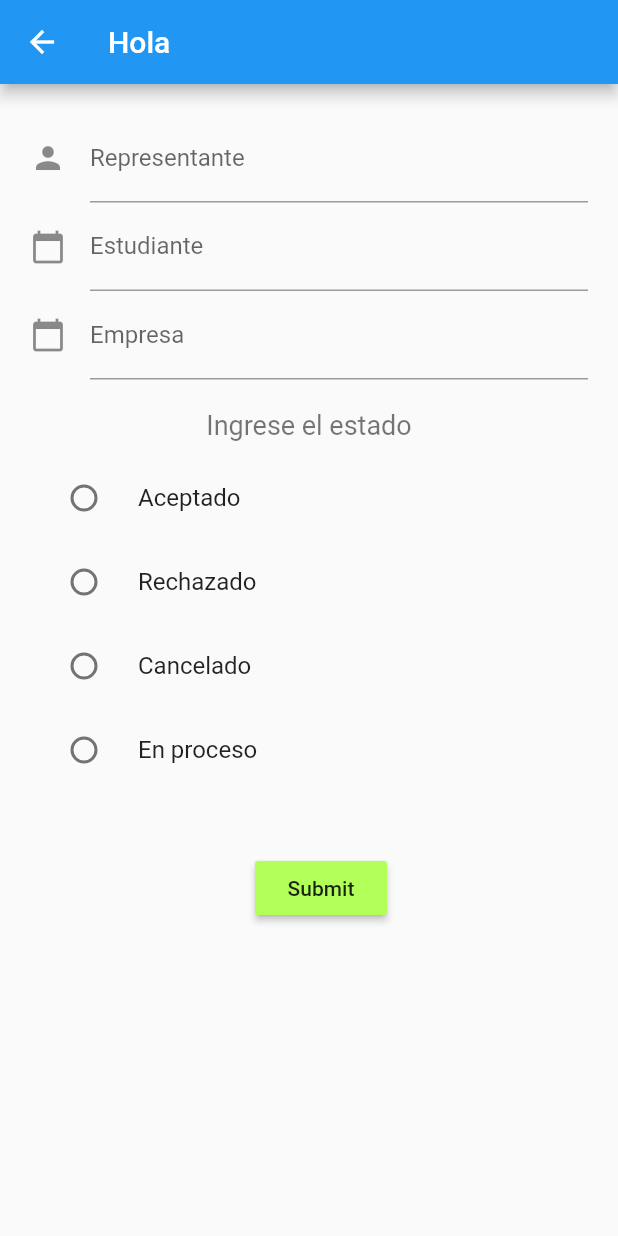
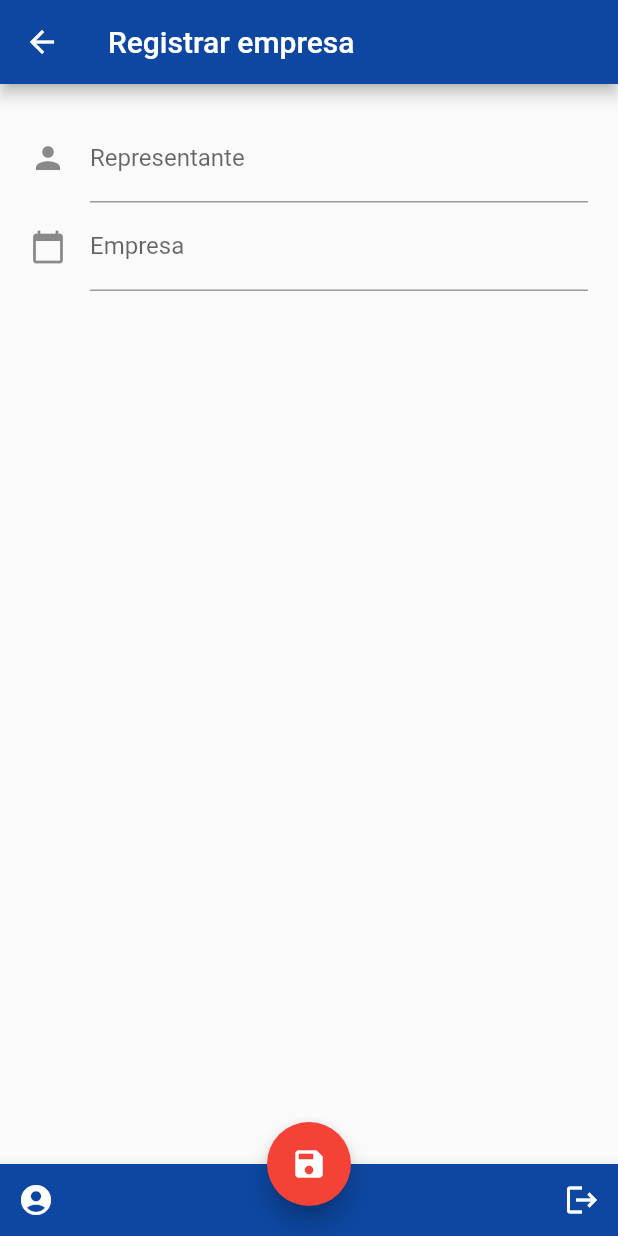
Before and after one commit to Free-Code-Team/practicasPreProfesionalesFlutter, a Flutter app: the SolicitudHome screen opened by its route, after a tap on the "add" icon, on a phone screen of 412 x 824 dp. Run offline on Flutter 3.47's test engine with Material 2 defaults, Android fonts, the phone set to English and light mode, and no system bars; our stand-ins replace bloc, cloud_firestore, dropdown_search, email_validator, equatable, firebase_auth and 3 more; accounts and stored records are empty; network calls fail.

Commit message:
agregando solicitud

```diff
--- a/lib/ui/admin/drawer_admin.dart
+++ b/lib/ui/admin/drawer_admin.dart
@@ -76,29 +76,11 @@ class DrawerAdmin extends StatelessWidget {
                   ),
                   ListTile(
                     leading: const Icon(
-                      Icons.account_box,
-                    ),
-                    title: const Text('Estudiantes'),
-                    onTap: () {
-                      Navigator.pushNamed(context, '/estudiante_home');
-                    },
-                  ),
-                  ListTile(
-                    leading: const Icon(
                       Icons.business,
                     ),
                     title: const Text('Usuarios'),
                     onTap: () {
                       Navigator.pushNamed(context, '/usuario_home');
-                    },
-                  ),
-                  ListTile(
-                    leading: const Icon(
-                      Icons.business,
-                    ),
-                    title: const Text('Cerrar sesión'),
-                    onTap: () {
-                      BlocProvider.of<AuthBloc>(context).add(DesautenticarEvent());
                     },
                   ),
                 ],
--- a/lib/ui/admin/solicitud/solicitud_add.dart
+++ b/lib/ui/admin/solicitud/solicitud_add.dart
@@ -1,5 +1,7 @@
 import 'package:flutter/material.dart';
 import 'package:flutter_bloc/flutter_bloc.dart';
+import 'package:practicas_pre_profesionales_flutter/bloc/auth/auth_bloc.dart';
+import 'package:practicas_pre_profesionales_flutter/bloc/empresa/empresa_bloc.dart';
 import 'package:practicas_pre_profesionales_flutter/bloc/solicitud/solicitud_bloc.dart';
 import 'package:practicas_pre_profesionales_flutter/repositories/solicitud_repository.dart';
 
@@ -26,7 +28,48 @@ class _SolicitudAddState extends State<SolicitudAdd> {
       create: (context) => SolicitudBloc(
           RepositoryProvider.of<SolicitudRepository>(context, listen: false)),
       child: Scaffold(
-        appBar: AppBar(title: const Text('Hola')),
+        appBar: AppBar(
+          title: const Text('Registrar empresa'),
+          backgroundColor: Colors.blue[900],
+        ),
+        floatingActionButton: BlocBuilder<SolicitudBloc, SolicitudState>(
+          builder: (context, state) {
+            return FloatingActionButton(
+              backgroundColor: Colors.red,
+              child: const Icon(Icons.save),
+              onPressed: () {
+                Solicitud solicitud = Solicitud(
+                    representante: tfRepresentante.text,
+                    estado: tfEstado.text,
+                    idEstudiante: int.parse(tfIdEstudiante.text),
+                    idEmpresa: int.parse(tfIdEmpresa.text));
+                BlocProvider.of<SolicitudBloc>(context)
+                    .add(SolicitudSaveEvent(solicitud, null));
+                Navigator.pushNamed(context, '/empresa_home');
+              },
+            );
+          },
+        ),
+        bottomNavigationBar: BottomAppBar(
+          color: Colors.blue[900],
+          child: Row(
+            children: [
+              IconButton(
+                  icon: const Icon(Icons.account_circle),
+                  color: Colors.white,
+                  onPressed: () {}),
+              const Spacer(),
+              IconButton(
+                  icon: const Icon(Icons.logout),
+                  color: Colors.white,
+                  onPressed: () {
+                    BlocProvider.of<AuthBloc>(context)
+                        .add(DesautenticarEvent());
+                  }),
+            ],
+          ),
+        ),
+        floatingActionButtonLocation: FloatingActionButtonLocation.centerDocked,
         body: BlocBuilder<SolicitudBloc, SolicitudState>(
           builder: (context, state) {
             return ListView(children: [
@@ -45,14 +88,6 @@ class _SolicitudAddState extends State<SolicitudAdd> {
                         ),
                       ),
                       TextFormField(
-                        controller: tfIdEstudiante,
-                        decoration: const InputDecoration(
-                          icon: Icon(Icons.calendar_today),
-                          hintText: 'Ingrese al estudiante (ID)',
-                          labelText: 'Estudiante',
-                        ),
-                      ),
-                      TextFormField(
                         controller: tfIdEmpresa,
                         decoration: const InputDecoration(
                           icon: Icon(Icons.calendar_today),
@@ -60,77 +95,6 @@ class _SolicitudAddState extends State<SolicitudAdd> {
                           labelText: 'Empresa',
                         ),
                       ),
-                      Padding(
-                        padding: const EdgeInsets.only(top: 20),
-                        child: Column(
-                          children: [
-                            const Padding(
-                              padding: EdgeInsets.only(bottom: 10),
-                              child: Text("Ingrese el estado", style: TextStyle(
-                                  fontSize: 18,
-                                color: Colors.black54
-                              ),),
-                            ),
-                            RadioListTile(
-                              title: Text("Aceptado"),
-                              value: "1",
-                              groupValue: gender,
-                              onChanged: (value) {
-                                setState(() {
-                                  gender = value.toString();
-                                });
-                              },
-                            ),
-                            RadioListTile(
-                              title: Text("Rechazado"),
-                              value: "0",
-                              groupValue: gender,
-                              onChanged: (value) {
-                                setState(() {
-                                  gender = value.toString();
-                                });
-                              },
-                            ),
-                            RadioListTile(
-                              title: Text("Cancelado"),
-                              value: "0",
-                              groupValue: gender,
-                              onChanged: (value) {
-                                setState(() {
-                                  gender = value.toString();
-                                });
-                              },
-                            ),
-                            RadioListTile(
-                              title: Text("En proceso"),
-                              value: "other",
-                              groupValue: gender,
-                              onChanged: (value) {
-                                setState(() {
-                                  gender = value.toString();
-                                });
-                              },
-                            )
-                          ],
-                        ),
-                      ),
-                      Container(
-                          padding:
-                              const EdgeInsets.only(left: 150.0, top: 40.0),
-                          child: MaterialButton(
-                            onPressed: () {
-                              Solicitud solicitud = Solicitud(
-                                  representante: tfRepresentante.text,
-                                  estado: tfEstado.text,
-                                  idEstudiante: int.parse(tfIdEstudiante.text),
-                                  idEmpresa: int.parse(tfIdEmpresa.text));
-                              BlocProvider.of<SolicitudBloc>(context)
-                                  .add(SolicitudSaveEvent(solicitud, null));
-                              Navigator.pushNamed(context, '/solicitud_home');
-                            },
-                            color: Colors.lightGreenAccent,
-                            child: const Text('Submit'),
-                          )),
                     ],
                   ),
                 ),
```
Also changed, not shown: lib/ui/admin/solicitud/solicitud_home.dart (+30 -102 lines).
